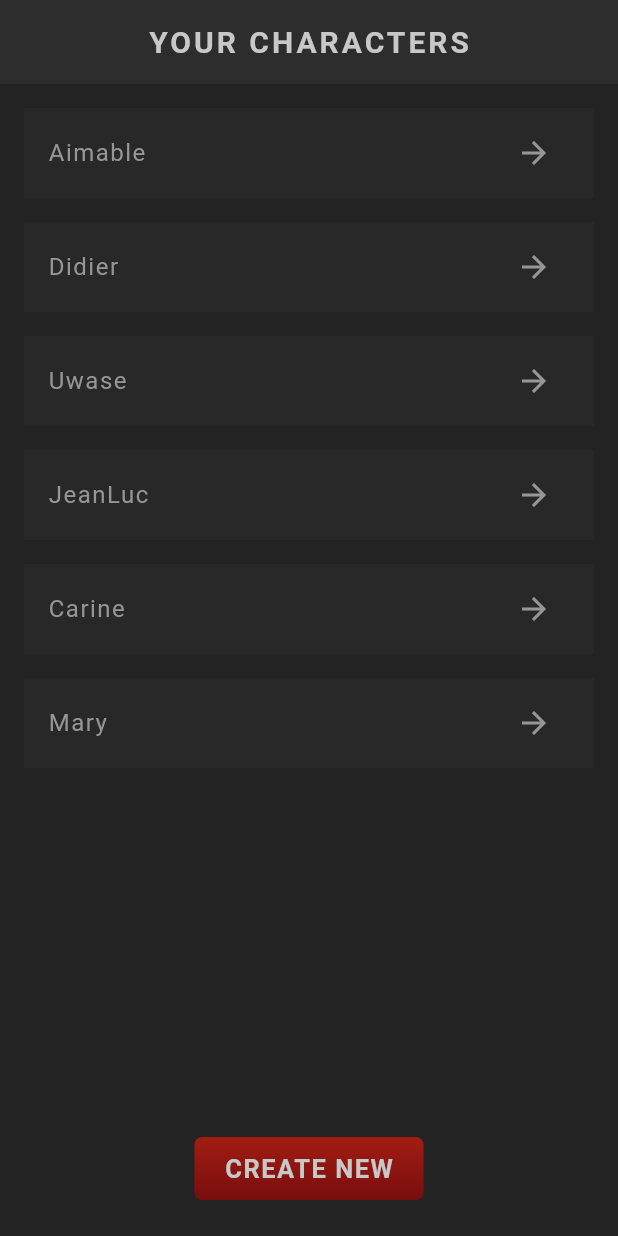
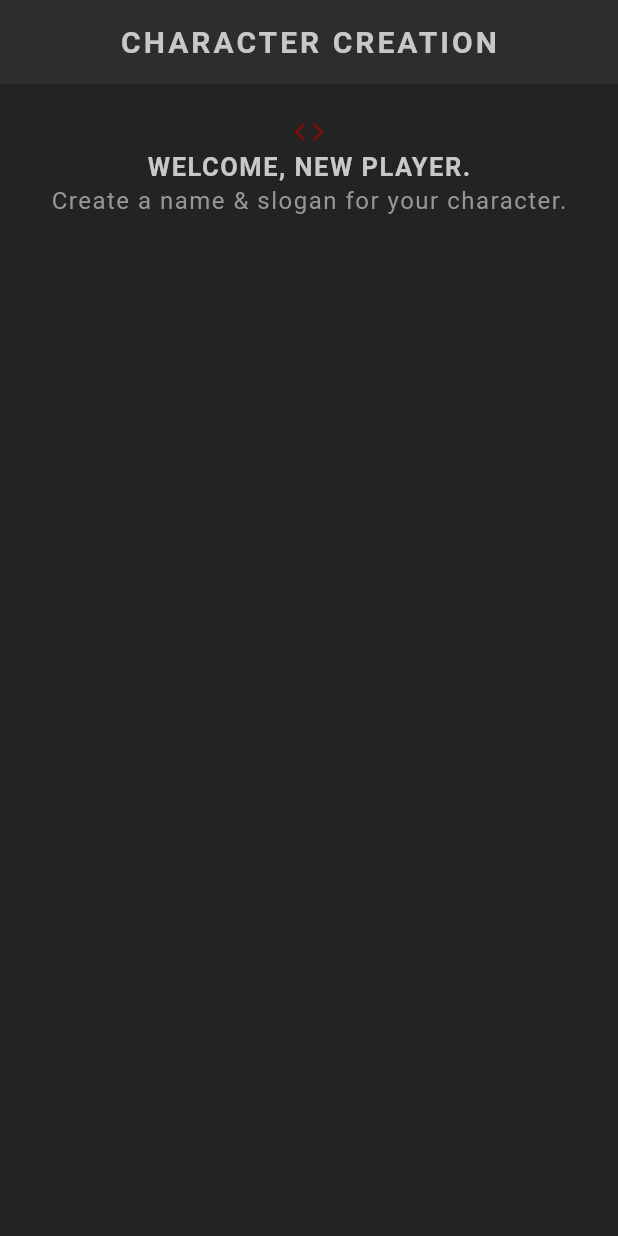
Before and after one commit to aimable0/flutter_rpg, a Flutter app: the screen it shows after launch, on a phone screen of 412 x 824 dp. Run offline on Flutter 3.47's test engine with Material 3 defaults, Android fonts, the phone set to English and light mode, and no system bars; our stand-ins replace google_fonts; Roboto replaces fonts that are missing (Kanit).

Commit message:
inputs in flutter

```diff
--- a/lib/main.dart
+++ b/lib/main.dart
@@ -1,11 +1,12 @@
 import 'package:flutter/material.dart';
+import 'package:flutter_rpg/screens/create.dart';
 import 'package:flutter_rpg/screens/home/home.dart';
 import 'package:flutter_rpg/theme.dart';
 
 void main() {
   runApp(MaterialApp(
     theme: primarytheme,
-    home: Home(),
+    home: Create(),
   ));
 }
 
--- a/lib/models/character.dart
+++ b/lib/models/character.dart
@@ -32,3 +32,31 @@ class Character with Stats {
     skills.add(skill);
   }
 }
+
+// dummy data
+List<Character> characters = [
+  Character(
+    id: '1',
+    name: 'Karake',
+    vocation: Vocation.ninja,
+    slogan: 'ese mama',
+  ),
+  Character(
+    id: '2',
+    name: 'Oly',
+    vocation: Vocation.wizard,
+    slogan: 'ubwo nibyo',
+  ),
+  Character(
+    id: '3',
+    name: 'Joan',
+    vocation: Vocation.raider,
+    slogan: 'designer',
+  ),
+  Character(
+    id: '4',
+    name: 'Nuru',
+    vocation: Vocation.junkie,
+    slogan: 'nyumvira uyu mujama',
+  ),
+];
--- /dev/null
+++ b/lib/screens/create.dart
@@ -0,0 +1,38 @@
+import 'package:flutter/material.dart';
+import 'package:flutter_rpg/shared/styled_text.dart';
+import 'package:flutter_rpg/theme.dart';
+
+class Create extends StatefulWidget {
+  const Create({super.key});
+
+  @override
+  State<Create> createState() => _CreateState();
+}
+
+class _CreateState extends State<Create> {
+  @override
+  Widget build(BuildContext context) {
+    return Scaffold(
+      appBar: AppBar(
+        title: StyledTitle('character creation'),
+      ),
+      body: Container(
+        padding: EdgeInsets.symmetric(horizontal: 10, vertical: 20),
+        child: Column(
+          children: [
+            Center(
+              child: Icon(Icons.code, color: AppColors.primaryAccent,),
+            ),
+            Center(
+              child: StyledHeading('welcome, new player.'),
+            ),
+            Center(
+              child: StyledText('Create a name & slogan for your character.'),
+            ),
+            SizedBox(width: 20,)
+          ],
+        ),
+      ),
+    );
+  }
+}
--- a/lib/screens/home/home.dart
+++ b/lib/screens/home/home.dart
@@ -1,4 +1,5 @@
 import 'package:flutter/material.dart';
+import 'package:flutter_rpg/models/character.dart';
 import 'package:flutter_rpg/shared/character_card.dart';
 import 'package:flutter_rpg/shared/styled_button.dart';
 import 'package:flutter_rpg/shared/styled_text.dart';
@@ -11,8 +12,6 @@ class Home extends StatefulWidget {
 }
 
 class _HomeState extends State<Home> {
-  // List of sample characters.
-  List characters = ['Aimable', 'Didier', 'Uwase', 'JeanLuc', 'Carine', 'Mary'];
 
   @override
   Widget build(BuildContext context) {
--- a/lib/shared/character_card.dart
+++ b/lib/shared/character_card.dart
@@ -1,10 +1,12 @@
 import 'package:flutter/material.dart';
+import 'package:flutter_rpg/models/character.dart';
+import 'package:flutter_rpg/shared/styled_text.dart';
 import 'package:flutter_rpg/theme.dart';
 
 class CharacterCard extends StatelessWidget {
   const CharacterCard(this.character, {super.key});
 
-  final String character;
+  final Character character;
 
   @override
   Widget build(BuildContext context) {
@@ -13,7 +15,15 @@ class CharacterCard extends StatelessWidget {
         padding: const EdgeInsets.symmetric(horizontal: 16, vertical: 6),
         child: Row(
           children: [
-            Text(character),
+            Image.asset('assets/img/vocations/${character.vocation.image}', width: 80,),
+            SizedBox(width: 20),
+            Column(
+              crossAxisAlignment: CrossAxisAlignment.start,
+              children: [
+                StyledHeading(character.name),
+                StyledText(character.vocation.title),
+              ],
+            ),
 
             // let's put some space between text and arrow
             Expanded(
```
Also changed, not shown: pubspec.yaml (+4 -5 lines).
